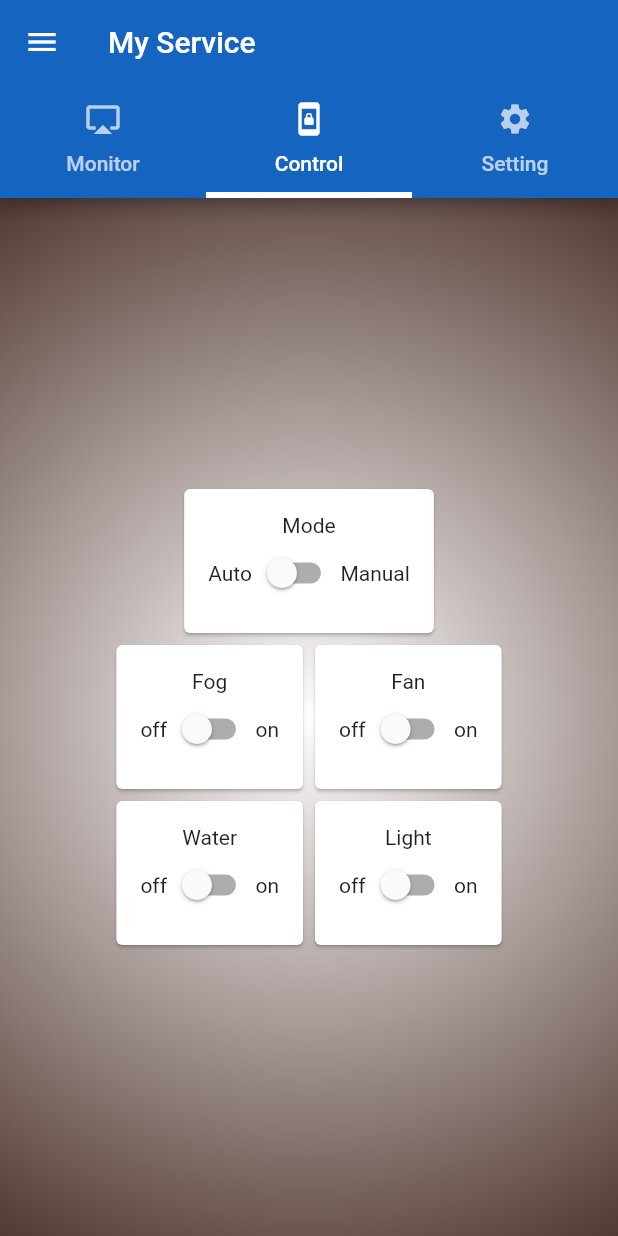
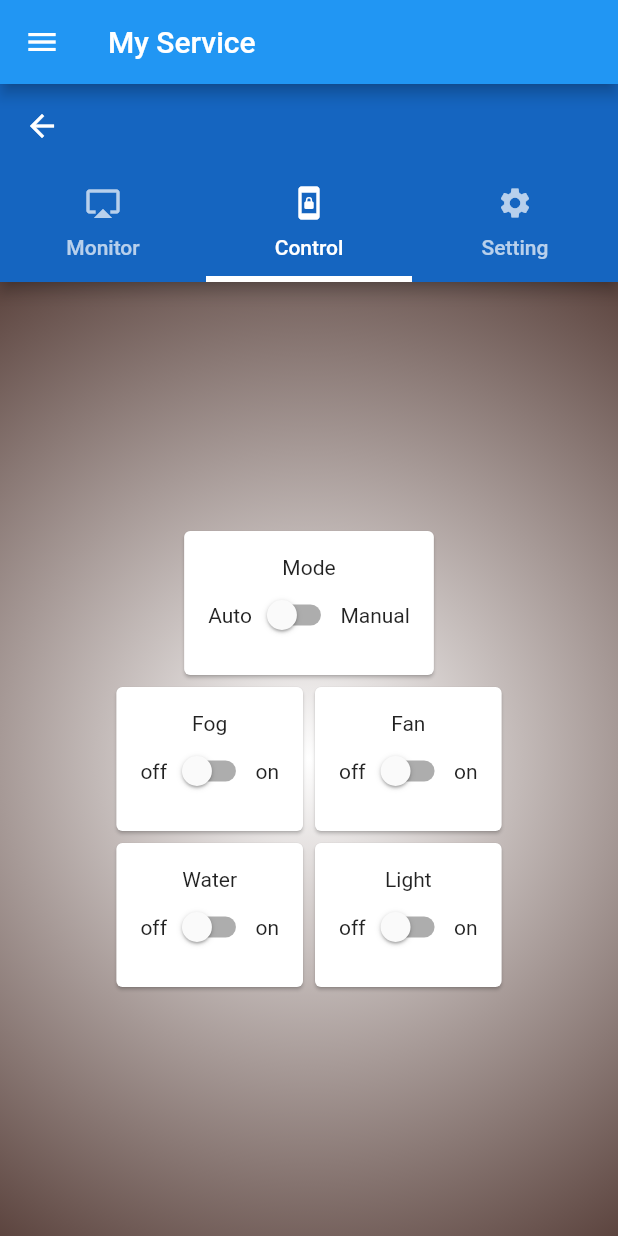
Before and after one commit to masterUNG/UngMushRoom, a Flutter app: the MyService screen opened directly, tab 2 chosen, on a phone screen of 412 x 824 dp. Run offline on Flutter 3.47's test engine with Material 2 defaults, Android fonts, the light colour scheme and no system bars; our stand-ins replace firebase_auth, firebase_database; missing offline and left inert: flutter_webview_plugin; accounts and stored records are empty.

Commit message:
Log Out OK

```diff
--- a/lib/screens/my_service.dart
+++ b/lib/screens/my_service.dart
@@ -1,9 +1,15 @@
 import 'dart:async';
 
+import 'package:firebase_auth/firebase_auth.dart';
 import 'package:flutter/material.dart';
+import 'package:ungmushroom/screens/home.dart';
 import 'package:ungmushroom/utility/my_style.dart';
+import 'package:ungmushroom/widget/add_display_name.dart';
 import 'package:ungmushroom/widget/control.dart';
+import 'package:ungmushroom/widget/home_service.dart';
 import 'package:ungmushroom/widget/monitor.dart';
+import 'package:ungmushroom/widget/page2.dart';
+import 'package:ungmushroom/widget/page3.dart';
 import 'package:ungmushroom/widget/setting.dart';
 // import 'package:webview_flutter/webview_flutter.dart';
 
@@ -16,6 +22,7 @@ class _MyServiceState extends State<MyService> {
   // Field
   final scaffoldKey = GlobalKey<ScaffoldState>();
   String login = '...';
+  Widget currentWidget = HomeService();
 
   // Method
   Widget hambargerButton() {
@@ -32,15 +39,23 @@ class _MyServiceState extends State<MyService> {
       child: ListView(
         children: <Widget>[
           showHead(),
+          menuHome(),
+          menuAddDisplayName(),
+          menuPage2(),
+          menuPage3(),
+          menuSignOut(),
         ],
       ),
     );
   }
 
+  void test() {}
+
   Widget showHead() {
     return DrawerHeader(
       decoration: BoxDecoration(
-        image: DecorationImage(image: AssetImage('images/wall.jpg'),fit: BoxFit.cover),
+        image: DecorationImage(
+            image: AssetImage('images/wall.jpg'), fit: BoxFit.cover),
       ),
       child: Column(
         children: <Widget>[
@@ -60,11 +75,93 @@ class _MyServiceState extends State<MyService> {
   }
 
   Widget showAppName() {
-    return Text('Ung MushRoom');
+    return Text(
+      'Ung MushRoom',
+      style: TextStyle(color: Colors.white),
+    );
   }
 
   Widget showLogin() {
-    return Text('Login by $login');
+    return Text(
+      'Login by $login',
+      style: TextStyle(color: Colors.white),
+    );
+  }
+
+  Widget menuAddDisplayName() {
+    return ListTile(
+      leading: Icon(Icons.filter_1),
+      title: Text('Add Display Name'),
+      subtitle: Text('Add of Change Display Name'),
+      onTap: () {
+        Navigator.of(context).pop();
+        setState(() {
+          currentWidget = AddDisplayName();
+        });
+      },
+    );
+  }
+
+  Widget menuPage2() {
+    return ListTile(
+      leading: Icon(Icons.filter_2),
+      title: Text('Page 2'),
+      subtitle: Text('Description page 2'),
+      onTap: () {
+        Navigator.of(context).pop();
+        setState(() {
+          currentWidget = Page2();
+        });
+      },
+    );
+  }
+
+  Widget menuPage3() {
+    return ListTile(
+      leading: Icon(Icons.filter_3),
+      title: Text('Page 3'),
+      subtitle: Text('Description page 3'),
+      onTap: () {
+        Navigator.of(context).pop();
+        setState(() {
+          currentWidget = Page3();
+        });
+      },
+    );
+  }
+
+  Widget menuSignOut() {
+    return ListTile(
+      leading: Icon(Icons.exit_to_app),
+      title: Text('Log Out'),
+      subtitle: Text('Log Out and Back Authen'),
+      onTap: () {
+        Navigator.of(context).pop();
+        processLogOut();
+      },
+    );
+  }
+
+  Future<void> processLogOut()async{
+    FirebaseAuth firebaseAuth = FirebaseAuth.instance;
+    await firebaseAuth.signOut().then((response){
+      MaterialPageRoute materialPageRoute = MaterialPageRoute(builder: (BuildContext context){return Home();});
+      Navigator.of(context).pushAndRemoveUntil(materialPageRoute, (Route<dynamic> route){return false;});
+    });
+  }
+
+  Widget menuHome() {
+    return ListTile(
+      leading: Icon(Icons.home),
+      title: Text('Home'),
+      subtitle: Text('Description Home'),
+      onTap: () {
+        Navigator.of(context).pop();
+        setState(() {
+          currentWidget = HomeService();
+        });
+      },
+    );
   }
 
   Widget tabsMonitor() {
@@ -120,8 +217,11 @@ class _MyServiceState extends State<MyService> {
   @override
   Widget build(BuildContext context) {
     return Scaffold(
+      appBar: AppBar(
+        title: Text('My Service'),
+      ),
       key: scaffoldKey,
-      body: showTabController(),
+      body: currentWidget,
       drawer: showDrawer(),
     );
   }
--- /dev/null
+++ b/lib/widget/home_service.dart
@@ -0,0 +1,70 @@
+import 'package:flutter/material.dart';
+import 'package:ungmushroom/utility/my_style.dart';
+import 'package:ungmushroom/widget/control.dart';
+import 'package:ungmushroom/widget/monitor.dart';
+import 'package:ungmushroom/widget/setting.dart';
+
+class HomeService extends StatefulWidget {
+  @override
+  _HomeServiceState createState() => _HomeServiceState();
+}
+
+class _HomeServiceState extends State<HomeService> {
+
+  // Field
+
+
+  // Method
+  Widget tabsMonitor() {
+    return Tab(
+      icon: Icon(Icons.airplay),
+      text: 'Monitor',
+    );
+  }
+
+  Widget tabsControl() {
+    return Tab(
+      icon: Icon(Icons.screen_lock_portrait),
+      text: 'Control',
+    );
+  }
+
+  Widget tabsSetting() {
+    return Tab(
+      icon: Icon(Icons.settings),
+      text: 'Setting',
+    );
+  }
+
+
+
+  @override
+  Widget build(BuildContext context) {
+    return DefaultTabController(
+      length: 3,
+      child: Scaffold(
+        appBar: AppBar(
+          // leading: hambargerButton(),
+          backgroundColor: MyStyle().textColor,
+          // title: Text('My Service'),
+          bottom: TabBar(
+            indicatorColor: Colors.white,
+            indicatorWeight: 4.0,
+            tabs: <Widget>[
+              tabsMonitor(),
+              tabsControl(),
+              tabsSetting(),
+            ],
+          ),
+        ),
+        body: TabBarView(
+          children: <Widget>[
+            Monitor(),
+            Control(),
+            Setting(),
+          ],
+        ),
+      ),
+    );
+  }
+}
```
Also changed, not shown: lib/widget/add_display_name.dart (added, +15 -0 lines), lib/widget/monitor.dart (+34 -6 lines), lib/widget/page2.dart (added, +15 -0 lines), lib/widget/page3.dart (added, +16 -0 lines).
